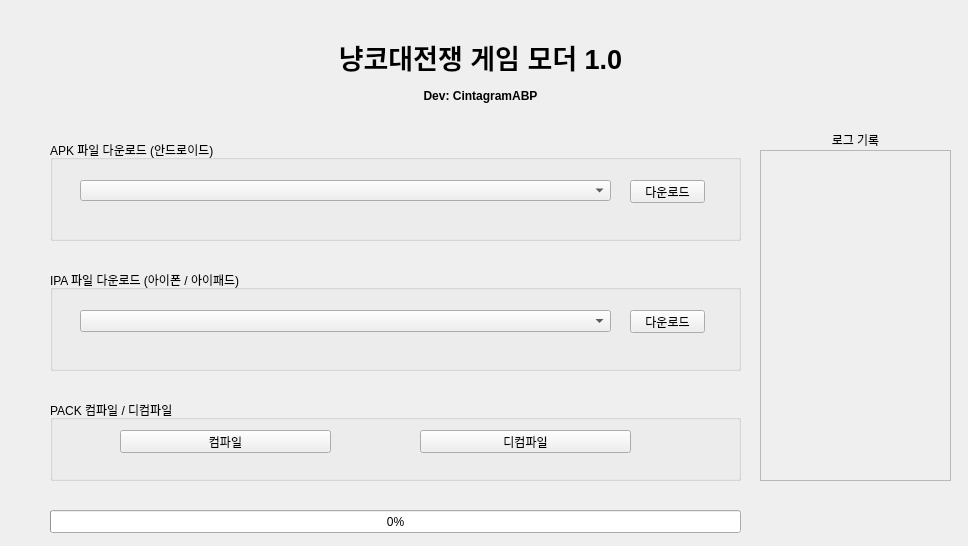
Before: the Qt Designer form firstmenu.ui in cintagram/bcmodmaker, drawn with Qt 5.
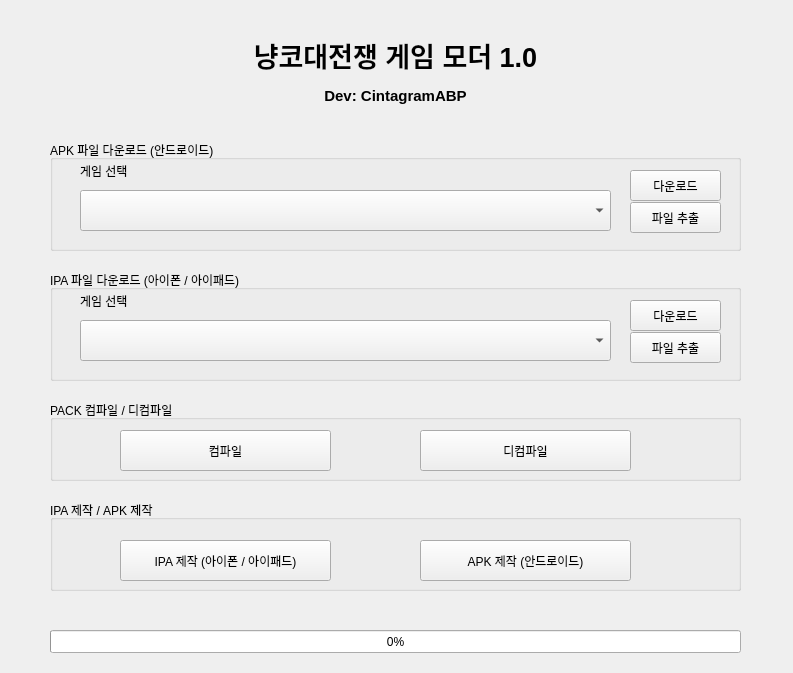
After: the same form once the commit is applied.

```diff
--- a/firstmenu.ui
+++ b/firstmenu.ui
@@ -6,8 +6,8 @@
    <rect>
     <x>0</x>
     <y>0</y>
-    <width>968</width>
-    <height>546</height>
+    <width>793</width>
+    <height>673</height>
    </rect>
   </property>
   <property name="windowTitle">
@@ -19,12 +19,12 @@
      <rect>
       <x>0</x>
       <y>10</y>
-      <width>961</width>
+      <width>791</width>
       <height>121</height>
      </rect>
     </property>
     <property name="text">
-     <string>&lt;html&gt;&lt;head/&gt;&lt;body&gt;&lt;p align=&quot;center&quot;&gt;&lt;span style=&quot; font-size:20pt; font-weight:600;&quot;&gt;냥코대전쟁 게임 모더 1.0&lt;/span&gt;&lt;/p&gt;&lt;p align=&quot;center&quot;&gt;&lt;span style=&quot; font-weight:600;&quot;&gt;Dev: CintagramABP&lt;/span&gt;&lt;/p&gt;&lt;/body&gt;&lt;/html&gt;</string>
+     <string>&lt;html&gt;&lt;head/&gt;&lt;body&gt;&lt;p align=&quot;center&quot;&gt;&lt;span style=&quot; font-size:20pt; font-weight:600;&quot;&gt;냥코대전쟁 게임 모더 1.0&lt;/span&gt;&lt;/p&gt;&lt;p align=&quot;center&quot;&gt;&lt;span style=&quot; font-size:11pt; font-weight:600;&quot;&gt;Dev: CintagramABP&lt;/span&gt;&lt;/p&gt;&lt;/body&gt;&lt;/html&gt;</string>
     </property>
    </widget>
    <widget class="QGroupBox" name="groupBox">
@@ -33,7 +33,7 @@
       <x>50</x>
       <y>140</y>
       <width>691</width>
-      <height>101</height>
+      <height>111</height>
      </rect>
     </property>
     <property name="title">
@@ -43,9 +43,9 @@
      <property name="geometry">
       <rect>
        <x>580</x>
-       <y>40</y>
-       <width>75</width>
-       <height>23</height>
+       <y>30</y>
+       <width>91</width>
+       <height>31</height>
       </rect>
      </property>
      <property name="text">
@@ -56,20 +56,46 @@
      <property name="geometry">
       <rect>
        <x>30</x>
-       <y>40</y>
+       <y>50</y>
        <width>531</width>
-       <height>21</height>
+       <height>41</height>
       </rect>
      </property>
     </widget>
+    <widget class="QPushButton" name="apkdecompilebtm">
+     <property name="geometry">
+      <rect>
+       <x>580</x>
+       <y>62</y>
+       <width>91</width>
+       <height>31</height>
+      </rect>
+     </property>
+     <property name="text">
+      <string>파일 추출</string>
+     </property>
+    </widget>
+    <widget class="QLabel" name="label_2">
+     <property name="geometry">
+      <rect>
+       <x>30</x>
+       <y>15</y>
+       <width>301</width>
+       <height>31</height>
+      </rect>
+     </property>
+     <property name="text">
+      <string>게임 선택</string>
+     </property>
+    </widget>
    </widget>
-   <widget class="QGroupBox" name="groupBox_2">
+   <widget class="QGroupBox" name="ipa">
     <property name="geometry">
      <rect>
       <x>50</x>
       <y>270</y>
       <width>691</width>
-      <height>101</height>
+      <height>111</height>
      </rect>
     </property>
     <property name="title">
@@ -79,9 +105,9 @@
      <property name="geometry">
       <rect>
        <x>580</x>
-       <y>40</y>
-       <width>75</width>
-       <height>23</height>
+       <y>30</y>
+       <width>91</width>
+       <height>31</height>
       </rect>
      </property>
      <property name="text">
@@ -92,12 +118,38 @@
      <property name="geometry">
       <rect>
        <x>30</x>
-       <y>40</y>
+       <y>50</y>
        <width>531</width>
-       <height>22</height>
+       <height>41</height>
       </rect>
      </property>
     </widget>
+    <widget class="QPushButton" name="ipadecompilebtn">
+     <property name="geometry">
+      <rect>
+       <x>580</x>
+       <y>62</y>
+       <width>91</width>
+       <height>31</height>
+      </rect>
+     </property>
+     <property name="text">
+      <string>파일 추출</string>
+     </property>
+    </widget>
+    <widget class="QLabel" name="label_3">
+     <property name="geometry">
+      <rect>
+       <x>30</x>
+       <y>15</y>
+       <width>181</width>
+       <height>31</height>
+      </rect>
+     </property>
+     <property name="text">
+      <string>게임 선택</string>
+     </property>
+    </widget>
    </widget>
    <widget class="QGroupBox" name="groupBox_3">
     <property name="geometry">
@@ -117,7 +169,7 @@
        <x>70</x>
        <y>30</y>
        <width>211</width>
-       <height>23</height>
+       <height>41</height>
       </rect>
      </property>
      <property name="text">
@@ -130,7 +182,7 @@
        <x>370</x>
        <y>30</y>
        <width>211</width>
-       <height>23</height>
+       <height>41</height>
       </rect>
      </property>
      <property name="text">
@@ -142,7 +194,7 @@
     <property name="geometry">
      <rect>
       <x>50</x>
-      <y>510</y>
+      <y>630</y>
       <width>691</width>
       <height>23</height>
      </rect>
@@ -154,41 +206,44 @@
      <enum>Qt::Horizontal</enum>
     </property>
    </widget>
-   <widget class="QScrollArea" name="scrollArea">
+   <widget class="QGroupBox" name="groupBox_2">
     <property name="geometry">
      <rect>
-      <x>760</x>
-      <y>150</y>
-      <width>191</width>
-      <height>331</height>
+      <x>50</x>
+      <y>500</y>
+      <width>691</width>
+      <height>91</height>
      </rect>
     </property>
-    <property name="widgetResizable">
-     <bool>true</bool>
+    <property name="title">
+     <string>IPA 제작 / APK 제작</string>
     </property>
-    <widget class="QWidget" name="scrollAreaWidgetContents">
+    <widget class="QPushButton" name="pushButton">
      <property name="geometry">
       <rect>
-       <x>0</x>
-       <y>0</y>
-       <width>189</width>
-       <height>329</height>
+       <x>70</x>
+       <y>40</y>
+       <width>211</width>
+       <height>41</height>
       </rect>
      </property>
+     <property name="text">
+      <string>IPA 제작 (아이폰 / 아이패드)</string>
+     </property>
     </widget>
-   </widget>
-   <widget class="QLabel" name="label_2">
-    <property name="geometry">
-     <rect>
-      <x>800</x>
-      <y>130</y>
-      <width>111</width>
-      <height>20</height>
-     </rect>
-    </property>
-    <property name="text">
-     <string>&lt;html&gt;&lt;head/&gt;&lt;body&gt;&lt;p align=&quot;center&quot;&gt;로그 기록&lt;/p&gt;&lt;/body&gt;&lt;/html&gt;</string>
-    </property>
+    <widget class="QPushButton" name="pushButton_2">
+     <property name="geometry">
+      <rect>
+       <x>370</x>
+       <y>40</y>
+       <width>211</width>
+       <height>41</height>
+      </rect>
+     </property>
+     <property name="text">
+      <string>APK 제작 (안드로이드)</string>
+     </property>
+    </widget>
    </widget>
   </widget>
  </widget>
```
